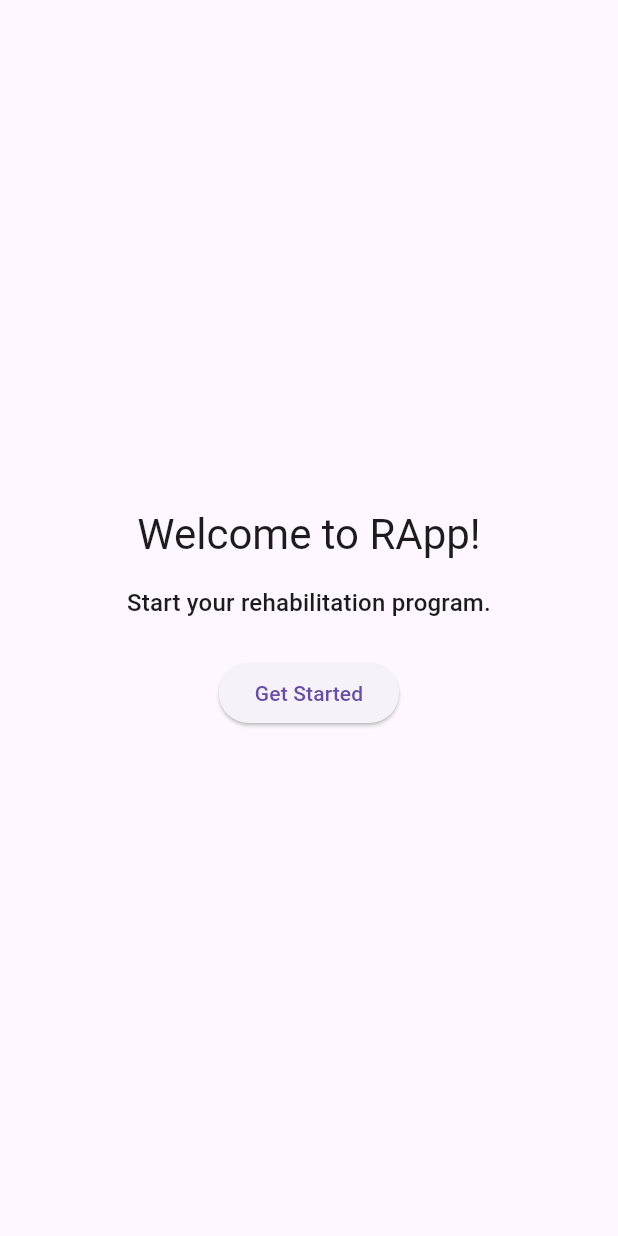
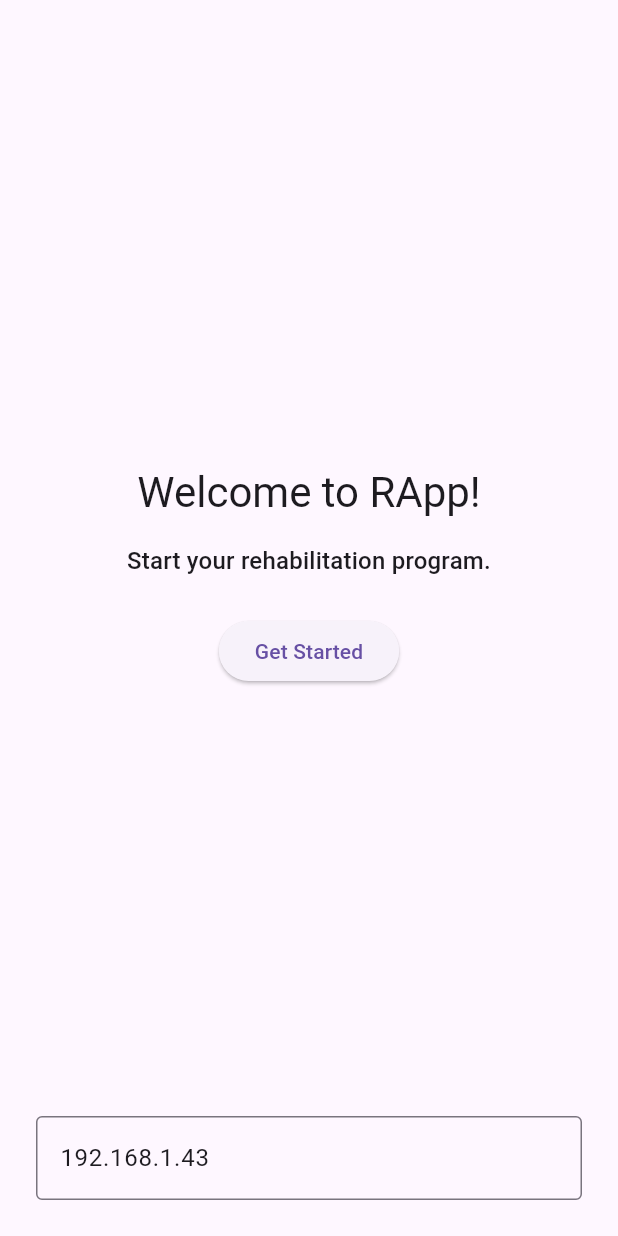
Before and after one commit to Mar-M-A/rehab_app2, a Flutter app: the screen it shows after launch, on a phone screen of 412 x 824 dp. Run offline on Flutter 3.47's test engine with Material 3 defaults, Android fonts, the phone set to English and light mode, and no system bars.

Commit message:
URL input
Para no recompilar en movil

```diff
--- a/lib/screens/welcome_screen.dart
+++ b/lib/screens/welcome_screen.dart
@@ -1,16 +1,26 @@
+// ignore_for_file: avoid_print
+
 import 'package:flutter/material.dart';
+import 'package:rehab_app2/services/api_service.dart';
 
 class WelcomeScreen extends StatelessWidget {
+  final TextEditingController _controller = TextEditingController(text: "192.168.1.43");
 
-  const WelcomeScreen({super.key});
+  WelcomeScreen({super.key});
+
+  void _onInputChanged(String value) {
+    ApiService.setUrl(value);
+  }
 
   @override
   Widget build(BuildContext context) {
     return Scaffold(
-      body: Center(
-        child: Padding(
+      body: Padding(
         padding: const EdgeInsets.all(24.0),
         child: Column(
+          children: [
+            Spacer(), // pushes content to the top
+            Column(
               mainAxisSize: MainAxisSize.min,
               children: [
                 Text('Welcome to RApp!',
@@ -26,6 +36,16 @@ class WelcomeScreen extends StatelessWidget {
                 ),
               ],
             ),
+            Spacer(), // pushes input to the bottom
+            TextField(
+              controller: _controller,
+              onChanged: _onInputChanged,
+              decoration: InputDecoration(
+                hintText: 'Enter IP',
+                border: OutlineInputBorder(),
+              ),
+            ),
+          ],
         ),
       ),
     );
--- a/lib/services/api_service.dart
+++ b/lib/services/api_service.dart
@@ -8,7 +8,12 @@ import '../models/exercise_model.dart';
 class ApiService {
   // static const String baseUrl = 'http://localhost:5000';
   ///mirar la ip en el comando ipconfig getifaddr en0
-  static const String baseUrl = 'http://192.168.1.43:5000';
+  static String baseUrl = 'http://192.168.1.43:5000';
+
+  static setUrl(String url) {
+    baseUrl = 'http://$url:5000';
+    //print('New URL: $baseUrl');
+  }
 
 
   static Future<List<Exercise>> fetchExercises() async {
```
Lines whose indentation alone changed are shown as unchanged.
